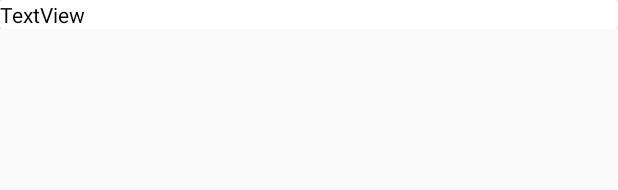
After one commit to sielus/Energy_Cost_Android_9, an Android app: the layout room_edit_devices_details_list_row.xml on its own in the app's theme, with its tools: preview values and no code run, on a phone screen of 412 x 824 dp. The commit adds this screen. Shown: the top 190 px of the screen. Run offline under Robolectric (Android 15) with nearby library versions, the phone set to English and light mode, and no system bars.

Commit message:
Zastąpiono tabele urządzeń listą (RecyclerView)

```diff
--- a/app/src/main/java/com/example/energii/koszt/ui/rooms/Dialogs.java
+++ b/app/src/main/java/com/example/energii/koszt/ui/rooms/Dialogs.java
@@ -239,7 +239,6 @@ public class Dialogs {
 
                             GenerateTableEditRoom generateTableEditRoom = new GenerateTableEditRoom();
                             generateTableEditRoom.refreshTable(view,defaultCurrency,room_name,numberAfterDot);
-                            generateTableEditRoom.generateDeviceTable(view,room_name);
                         } catch (SQLEnergyCostException.WrongTime wrongTime) {
                             Toast.makeText(view.getContext(),wrongTime.getMessage(),Toast.LENGTH_SHORT).show();
                         }
@@ -438,7 +437,6 @@ public class Dialogs {
                         GenerateCharts generateCharts = new GenerateCharts();
                         generateCharts.generateChartsInRoom(view,room_name,numberAfterDot,defaultCurrency);
                         ViewDataDeviceFromDB(deviceManager.getRoomDeviceList(room_name));
-                        generateTableEditRoom.generateDeviceTable(view,room_name);
 
                         roomEditManager.refreshListView(view);
                     }catch (SQLEnergyCostException.EmptyField | SQLEnergyCostException.DuplicationDevice exception) {
--- /dev/null
+++ b/app/src/main/res/layout/room_edit_devices_details_list_row.xml
@@ -0,0 +1,23 @@
+<?xml version="1.0" encoding="utf-8"?>
+<androidx.constraintlayout.widget.ConstraintLayout
+    xmlns:android="http://schemas.android.com/apk/res/android"
+    xmlns:app="http://schemas.android.com/apk/res-auto"
+    android:layout_width="match_parent"
+    android:layout_height="wrap_content">
+
+    <androidx.cardview.widget.CardView
+        android:layout_width="match_parent"
+        android:layout_height="wrap_content"
+        app:layout_constraintBottom_toBottomOf="parent"
+        app:layout_constraintEnd_toEndOf="parent"
+        app:layout_constraintStart_toStartOf="parent"
+        app:layout_constraintTop_toTopOf="parent">
+
+        <TextView
+            android:id="@+id/testTextView"
+            android:layout_width="wrap_content"
+            android:layout_height="wrap_content"
+            android:text="TextView"
+            android:textColor="#000000" />
+    </androidx.cardview.widget.CardView>
+</androidx.constraintlayout.widget.ConstraintLayout>
```
Also changed, not shown: app/src/main/java/com/example/energii/koszt/ui/rooms/manager/GenerateTableEditRoom.java (+0 -94 lines), app/src/main/java/com/example/energii/koszt/ui/rooms/manager/RoomEditManager.java (+11 -6 lines), app/src/main/java/com/example/energii/koszt/ui/rooms/manager/RoomEditManagerDeviceDetailsListAdapter.java (added, +94 -0 lines), app/src/main/res/layout/activity_room_edit_manager.xml (+6 -17 lines).
